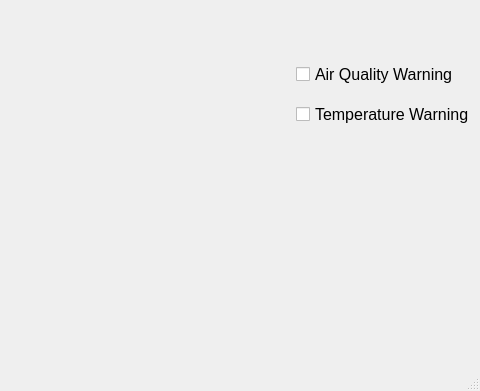
CGodiksen/indoor-climate-assistant, file mainwindow.ui: the form before one commit; both pictures show x 704 to 1184 and y 256 to 647 of the 1184 by 647 pixel window.
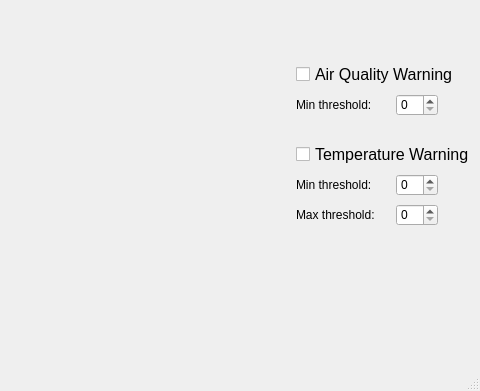
The form after the commit. Custom widgets are drawn as their Qt base class.

Commit message: Updated the GUI so it now contains sliders for warning thresholds.

```diff
--- a/mainwindow.ui
+++ b/mainwindow.ui
@@ -157,7 +157,7 @@
     <property name="geometry">
      <rect>
       <x>1000</x>
-      <y>360</y>
+      <y>400</y>
       <width>181</width>
       <height>21</height>
      </rect>
@@ -181,6 +181,90 @@
      </rect>
     </property>
    </widget>
+   <widget class="QSpinBox" name="aqMinSpinBox">
+    <property name="geometry">
+     <rect>
+      <x>1100</x>
+      <y>350</y>
+      <width>42</width>
+      <height>22</height>
+     </rect>
+    </property>
+   </widget>
+   <widget class="QLabel" name="label_3">
+    <property name="geometry">
+     <rect>
+      <x>1000</x>
+      <y>350</y>
+      <width>111</width>
+      <height>21</height>
+     </rect>
+    </property>
+    <property name="font">
+     <font>
+      <pointsize>9</pointsize>
+     </font>
+    </property>
+    <property name="text">
+     <string>Min threshold:</string>
+    </property>
+   </widget>
+   <widget class="QLabel" name="label_4">
+    <property name="geometry">
+     <rect>
+      <x>1000</x>
+      <y>430</y>
+      <width>111</width>
+      <height>21</height>
+     </rect>
+    </property>
+    <property name="font">
+     <font>
+      <pointsize>9</pointsize>
+     </font>
+    </property>
+    <property name="text">
+     <string>Min threshold:</string>
+    </property>
+   </widget>
+   <widget class="QSpinBox" name="tMinSpinBox">
+    <property name="geometry">
+     <rect>
+      <x>1100</x>
+      <y>430</y>
+      <width>42</width>
+      <height>22</height>
+     </rect>
+    </property>
+   </widget>
+   <widget class="QLabel" name="label_5">
+    <property name="geometry">
+     <rect>
+      <x>1000</x>
+      <y>460</y>
+      <width>111</width>
+      <height>21</height>
+     </rect>
+    </property>
+    <property name="font">
+     <font>
+      <pointsize>9</pointsize>
+     </font>
+    </property>
+    <property name="text">
+     <string>Max threshold:</string>
+    </property>
+   </widget>
+   <widget class="QSpinBox" name="tMaxSpinBox">
+    <property name="geometry">
+     <rect>
+      <x>1100</x>
+      <y>460</y>
+      <width>42</width>
+      <height>22</height>
+     </rect>
+    </property>
+   </widget>
   </widget>
   <widget class="QMenuBar" name="menubar">
    <property name="geometry">
```
The commit also changes 1 other file.
